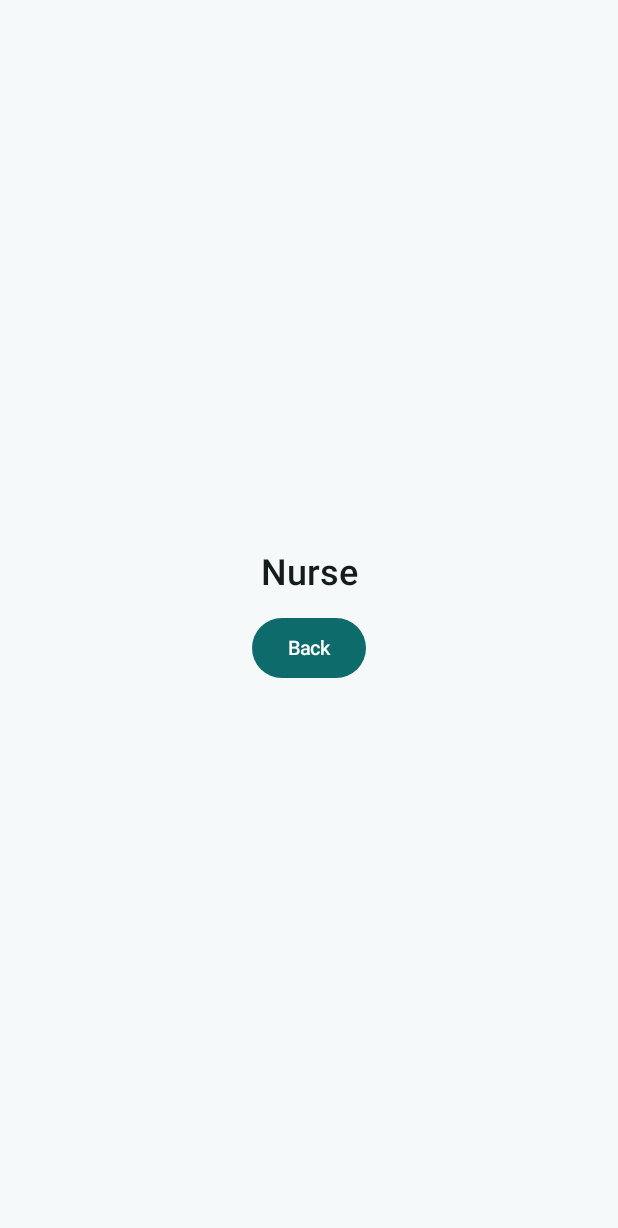
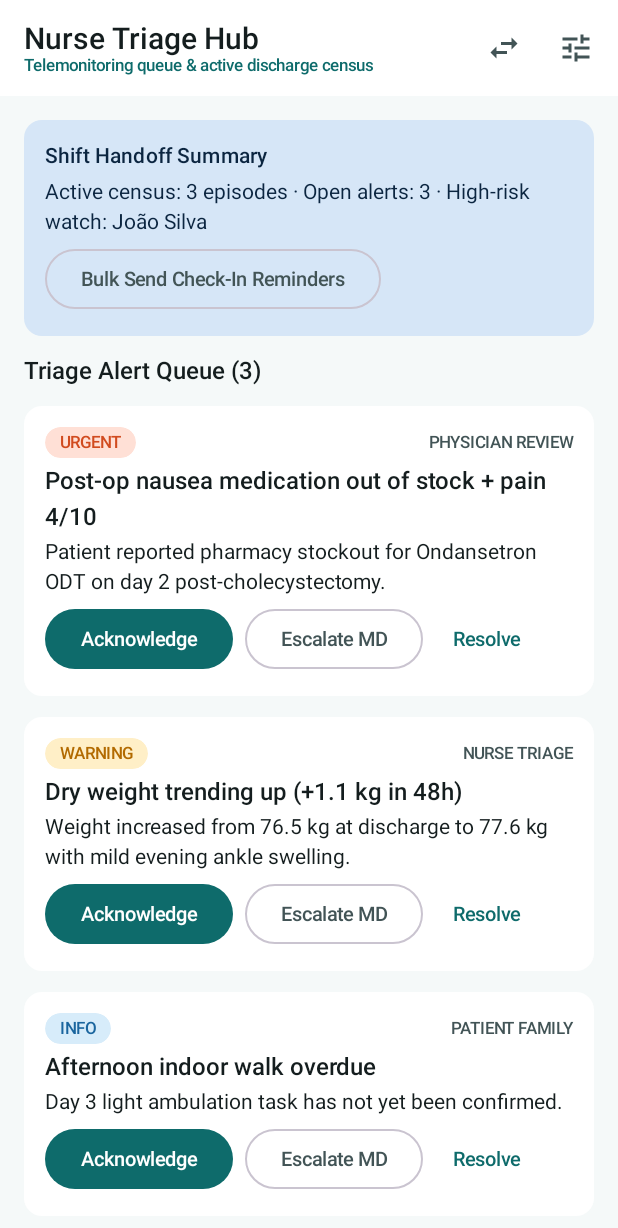
Before and after one commit to gilsonjuniorpro/hospital-discharge-companion, an Android app built with Jetpack Compose: the NurseWorkstationScreen screen opened through its navigation route, on a phone screen of 412 x 824 dp. Shown: the top 1228 px of the screen. Run offline under Robolectric (Android 15) with nearby library versions, the phone set to English and light mode, and no system bars; our stand-ins replace Dagger/Hilt's generated code.

Commit message:
feat: add NurseWorkstationScreen with census filters, triage queue, bulk reminders, and shift handoff

```diff
--- a/app/src/main/java/com/hospitaldischargecompanion/core/navigation/HdcNavHost.kt
+++ b/app/src/main/java/com/hospitaldischargecompanion/core/navigation/HdcNavHost.kt
@@ -23,6 +23,7 @@ import com.hospitaldischargecompanion.feature.alerts.AlertsScreen
 import com.hospitaldischargecompanion.feature.careplan.CarePlanScreen
 import com.hospitaldischargecompanion.feature.family.FamilyHomeScreen
 import com.hospitaldischargecompanion.feature.medications.MedicationScreen
+import com.hospitaldischargecompanion.feature.nurse.NurseWorkstationScreen
 import com.hospitaldischargecompanion.feature.patient.PatientHomeScreen
 import com.hospitaldischargecompanion.feature.profile.ProfileSelectionScreen
 import com.hospitaldischargecompanion.feature.telemonitor.TelemonitoringScreen
@@ -81,7 +82,14 @@ fun HdcNavHost(
             )
         }
         composable<HdcRoute.NurseWorkstation> {
-            RolePlaceholderScreen(stringResource(R.string.role_nurse_title), navigateToProfile)
+            NurseWorkstationScreen(
+                onSwitchRole = navigateToProfile,
+                onOpenDemoControls = { navController.navigate(HdcRoute.DemoControls) },
+                onOpenCarePlan = { epId -> navController.navigate(HdcRoute.CarePlan(epId)) },
+                onOpenMessaging = { epId -> navController.navigate(HdcRoute.Messaging(epId)) },
+                onOpenTelemonitoring = { epId -> navController.navigate(HdcRoute.Telemonitoring(epId)) },
+                onOpenEhrSync = { epId -> navController.navigate(HdcRoute.EhrSync(epId)) }
+            )
         }
         composable<HdcRoute.PhysicianWorkstation> {
             RolePlaceholderScreen(stringResource(R.string.role_physician_title), navigateToProfile)
--- /dev/null
+++ b/app/src/main/java/com/hospitaldischargecompanion/feature/nurse/NurseWorkstationScreen.kt
@@ -0,0 +1,272 @@
+package com.hospitaldischargecompanion.feature.nurse
+
+import androidx.compose.foundation.layout.Arrangement
+import androidx.compose.foundation.layout.Column
+import androidx.compose.foundation.layout.PaddingValues
+import androidx.compose.foundation.layout.Row
+import androidx.compose.foundation.layout.fillMaxSize
+import androidx.compose.foundation.layout.fillMaxWidth
+import androidx.compose.foundation.layout.padding
+import androidx.compose.foundation.lazy.LazyColumn
+import androidx.compose.foundation.lazy.LazyRow
+import androidx.compose.foundation.lazy.items
+import androidx.compose.material.icons.Icons
+import androidx.compose.material.icons.outlined.SwapHoriz
+import androidx.compose.material.icons.outlined.Tune
+import androidx.compose.material3.Button
+import androidx.compose.material3.Card
+import androidx.compose.material3.CardDefaults
+import androidx.compose.material3.ExperimentalMaterial3Api
+import androidx.compose.material3.FilterChip
+import androidx.compose.material3.Icon
+import androidx.compose.material3.IconButton
+import androidx.compose.material3.MaterialTheme
+import androidx.compose.material3.OutlinedButton
+import androidx.compose.material3.Scaffold
+import androidx.compose.material3.Text
+import androidx.compose.material3.TextButton
+import androidx.compose.material3.TopAppBar
+import androidx.compose.runtime.Composable
+import androidx.compose.runtime.getValue
+import androidx.compose.ui.Alignment
+import androidx.compose.ui.Modifier
+import androidx.compose.ui.res.stringResource
+import androidx.compose.ui.text.font.FontWeight
+import androidx.compose.ui.unit.dp
+import androidx.hilt.navigation.compose.hiltViewModel
+import androidx.lifecycle.compose.collectAsStateWithLifecycle
+import com.hospitaldischargecompanion.R
+import com.hospitaldischargecompanion.core.alerts.AlertSeverity
+import com.hospitaldischargecompanion.core.ui.components.EhrSyncStatusChip
+import com.hospitaldischargecompanion.core.ui.components.LoadingStateBox
+import com.hospitaldischargecompanion.core.ui.components.RiskTierBadge
+import com.hospitaldischargecompanion.core.ui.components.SectionHeader
+import com.hospitaldischargecompanion.core.ui.components.StatusPill
+import com.hospitaldischargecompanion.core.ui.theme.HdcColors
+
+@OptIn(ExperimentalMaterial3Api::class)
+@Composable
+fun NurseWorkstationScreen(
+    onSwitchRole: () -> Unit,
+    onOpenDemoControls: () -> Unit,
+    onOpenCarePlan: (String) -> Unit,
+    onOpenMessaging: (String) -> Unit,
+    onOpenTelemonitoring: (String) -> Unit,
+    onOpenEhrSync: (String) -> Unit,
+    viewModel: NurseWorkstationViewModel = hiltViewModel()
+) {
+    val state by viewModel.uiState.collectAsStateWithLifecycle()
+
+    Scaffold(
+        topBar = {
+            TopAppBar(
+                title = {
+                    Column {
+                        Text(text = stringResource(R.string.nurse_workstation_title), style = MaterialTheme.typography.titleLarge)
+                        Text(
+                            text = stringResource(R.string.nurse_workstation_subtitle),
+                            style = MaterialTheme.typography.labelSmall,
+                            color = MaterialTheme.colorScheme.primary
+                        )
+                    }
+                },
+                actions = {
+                    IconButton(onClick = onSwitchRole) {
+                        Icon(
+                            imageVector = Icons.Outlined.SwapHoriz,
+                            contentDescription = stringResource(R.string.action_switch_role)
+                        )
+                    }
+                    IconButton(onClick = onOpenDemoControls) {
+                        Icon(
+                            imageVector = Icons.Outlined.Tune,
+                            contentDescription = stringResource(R.string.action_demo_controls)
+                        )
+                    }
+                }
+            )
+        }
+    ) { innerPadding ->
+        if (state.isLoading) {
+            LoadingStateBox(modifier = Modifier.padding(innerPadding))
+            return@Scaffold
+        }
+
+        LazyColumn(
+            modifier = Modifier
+                .fillMaxSize()
+                .padding(innerPadding),
+            contentPadding = PaddingValues(16.dp),
+            verticalArrangement = Arrangement.spacedBy(14.dp)
+        ) {
+            state.feedbackBanner?.let { banner ->
+                item {
+                    Card(colors = CardDefaults.cardColors(containerColor = HdcColors.StatusSuccessContainer)) {
+                        Text(
+                            text = banner,
+                            style = MaterialTheme.typography.bodyMedium,
+                            color = HdcColors.StatusSuccess,
+                            modifier = Modifier.padding(14.dp)
+                        )
+                    }
+                }
+            }
+
+            item {
+                Card(colors = CardDefaults.cardColors(containerColor = MaterialTheme.colorScheme.secondaryContainer)) {
+                    Column(
+                        modifier = Modifier
+                            .fillMaxWidth()
+                            .padding(14.dp),
+                        verticalArrangement = Arrangement.spacedBy(6.dp)
+                    ) {
+                        Text(
+                            text = stringResource(R.string.nurse_handoff_title),
+                            style = MaterialTheme.typography.titleSmall,
+                            fontWeight = FontWeight.SemiBold
+                        )
+                        Text(text = state.shiftHandoffSummary, style = MaterialTheme.typography.bodyMedium)
+                        OutlinedButton(onClick = { viewModel.bulkSendReminders() }) {
+                            Text(text = stringResource(R.string.nurse_bulk_remind))
+                        }
+                    }
+                }
+            }
+
+            item {
+                SectionHeader(title = stringResource(R.string.nurse_triage_queue_title, state.triageQueue.size))
+            }
+
+            items(state.triageQueue, key = { it.id }) { alert ->
+                val (bg, fg) = when (alert.severity) {
+                    AlertSeverity.CRITICAL -> HdcColors.StatusCriticalContainer to HdcColors.StatusCritical
+                    AlertSeverity.URGENT -> HdcColors.StatusUrgentContainer to HdcColors.StatusUrgent
+                    AlertSeverity.WARNING -> HdcColors.StatusWarningContainer to HdcColors.StatusWarning
+                    AlertSeverity.INFO -> HdcColors.StatusInfoContainer to HdcColors.StatusInfo
+                }
+                Card(colors = CardDefaults.cardColors(containerColor = MaterialTheme.colorScheme.surface)) {
+                    Column(
+                        modifier = Modifier
+                            .fillMaxWidth()
+                            .padding(14.dp),
+                        verticalArrangement = Arrangement.spacedBy(6.dp)
+                    ) {
+                        Row(
+                            modifier = Modifier.fillMaxWidth(),
+                            horizontalArrangement = Arrangement.SpaceBetween,
+                            verticalAlignment = Alignment.CenterVertically
+                        ) {
+                            StatusPill(label = alert.severity.name, containerColor = bg, contentColor = fg)
+                            Text(
+                                text = alert.escalationStage.name.replace('_', ' '),
+                                style = MaterialTheme.typography.labelSmall,
+                                color = MaterialTheme.colorScheme.onSurfaceVariant
+                            )
+                        }
+                        Text(text = alert.title, style = MaterialTheme.typography.titleMedium)
+                        Text(text = alert.summary, style = MaterialTheme.typography.bodyMedium)
+                        Row(horizontalArrangement = Arrangement.spacedBy(8.dp)) {
+                            Button(onClick = { viewModel.acknowledgeAlert(alert.id) }) {
+                                Text(text = stringResource(R.string.action_acknowledge))
+                            }
+                            OutlinedButton(onClick = { viewModel.escalateToPhysician(alert.id) }) {
+                                Text(text = stringResource(R.string.nurse_escalate_md))
+                            }
+                            TextButton(onClick = { viewModel.resolveAlert(alert.id) }) {
+                                Text(text = stringResource(R.string.action_resolve))
+                            }
+                        }
+                    }
+                }
+            }
+
+            item {
+                SectionHeader(title = stringResource(R.string.nurse_census_title))
+                LazyRow(horizontalArrangement = Arrangement.spacedBy(8.dp)) {
+                    val chips = listOf(
+                        NurseCensusFilter.ALL to R.string.filter_all,
+                        NurseCensusFilter.HIGH_RISK to R.string.filter_high_risk,
+                        NurseCensusFilter.OVERDUE_TASKS to R.string.filter_overdue,
+                        NurseCensusFilter.OPEN_ALERTS to R.string.filter_open_alerts
+                    )
+                    items(chips) { (filter, labelRes) ->
+                        FilterChip(
+                            selected = state.filter == filter,
+                            onClick = { viewModel.setFilter(filter) },
+                            label = { Text(text = stringResource(labelRes)) }
+                        )
+                    }
+                }
+            }
+
+            items(state.census, key = { it.episode.id }) { item ->
+                val ep = item.episode
+                Card(colors = CardDefaults.cardColors(containerColor = MaterialTheme.colorScheme.surface)) {
+                    Column(
+                        modifier = Modifier
+                            .fillMaxWidth()
+                            .padding(14.dp),
+                        verticalArrangement = Arrangement.spacedBy(6.dp)
+                    ) {
+                        Row(
+                            modifier = Modifier.fillMaxWidth(),
+                            horizontalArrangement = Arrangement.SpaceBetween,
+                            verticalAlignment = Alignment.CenterVertically
+                        ) {
+                            Text(text = "${ep.patientName} (${ep.patientAge})", style = MaterialTheme.typography.titleMedium)
+                            RiskTierBadge(riskTier = ep.riskTier)
+                        }
+                        Text(text = ep.diagnosisTitle, style = MaterialTheme.typography.bodyMedium)
+                        Row(
+                            modifier = Modifier.fillMaxWidth(),
+                            horizontalArrangement = Arrangement.SpaceBetween,
+                            verticalAlignment = Alignment.CenterVertically
+                        ) {
+                            Text(
+                                text = stringResource(
+                                    R.string.nurse_census_metrics,
+                                    item.adherencePercent,
+                                    item.openAlertsCount,
+                                    item.overdueTasksCount
+                                ),
+                                style = MaterialTheme.typography.labelSmall,
+                                color = MaterialTheme.colorScheme.primary
+                            )
+                            EhrSyncStatusChip(status = ep.ehrSyncStatus, onClick = { onOpenEhrSync(ep.id) })
+                        }
+                        item.latestCheckIn?.let { v ->
+                            Text(
+                                text = stringResource(
+                                    R.string.latest_vitals_line,
+                                    v.systolicMmHg,
+                                    v.diastolicMmHg,
+                                    v.heartRateBpm,
+                                    v.spo2Percent,
+                                    v.weightKg
+                                ),
+                                style = MaterialTheme.typography.bodySmall,
+                                color = MaterialTheme.colorScheme.onSurfaceVariant
+                            )
+                        }
+                        Row(horizontalArrangement = Arrangement.spacedBy(8.dp)) {
+                            Button(onClick = { viewModel.requestRecheckAndDocumentNote(ep.id, ep.patientName) }) {
+                                Text(text = stringResource(R.string.nurse_request_recheck_note))
+                            }
+                            OutlinedButton(onClick = { onOpenCarePlan(ep.id) }) {
+                                Text(text = stringResource(R.string.nav_care_plan))
+                            }
+                        }
+                        Row(horizontalArrangement = Arrangement.spacedBy(8.dp)) {
+                            TextButton(onClick = { onOpenTelemonitoring(ep.id) }) {
+                                Text(text = stringResource(R.string.nav_telemonitoring))
+                            }
+                            TextButton(onClick = { onOpenMessaging(ep.id) }) {
+                                Text(text = stringResource(R.string.nav_messaging))
+                            }
+                        }
+                    }
+                }
+            }
+        }
+    }
+}
--- /dev/null
+++ b/app/src/main/java/com/hospitaldischargecompanion/feature/nurse/NurseWorkstationViewModel.kt
@@ -0,0 +1,171 @@
+package com.hospitaldischargecompanion.feature.nurse
+
+import androidx.lifecycle.ViewModel
+import androidx.lifecycle.viewModelScope
+import com.hospitaldischargecompanion.core.alerts.AlertRepository
+import com.hospitaldischargecompanion.core.alerts.ClinicalAlert
+import com.hospitaldischargecompanion.core.demo.UserRole
+import com.hospitaldischargecompanion.core.discharge.CarePlanRepository
+import com.hospitaldischargecompanion.core.discharge.CarePlanTaskStatus
+import com.hospitaldischargecompanion.core.discharge.DischargeEpisode
+import com.hospitaldischargecompanion.core.discharge.DischargeEpisodeRepository
+import com.hospitaldischargecompanion.core.discharge.RiskTier
+import com.hospitaldischargecompanion.core.medication.DoseActionType
+import com.hospitaldischargecompanion.core.medication.MedicationChangeStatus
+import com.hospitaldischargecompanion.core.medication.MedicationRepository
+import com.hospitaldischargecompanion.core.messaging.MessagingRepository
+import com.hospitaldischargecompanion.core.notifications.NotificationCategory
+import com.hospitaldischargecompanion.core.notifications.NotificationCenterRepository
+import com.hospitaldischargecompanion.core.telemonitor.TelemonitoringRepository
+import com.hospitaldischargecompanion.core.telemonitor.VitalCheckIn
+import dagger.hilt.android.lifecycle.HiltViewModel
+import kotlinx.coroutines.flow.MutableStateFlow
+import kotlinx.coroutines.flow.SharingStarted
+import kotlinx.coroutines.flow.StateFlow
+import kotlinx.coroutines.flow.combine
+import kotlinx.coroutines.flow.stateIn
+import kotlinx.coroutines.launch
+import javax.inject.Inject
+
+enum class NurseCensusFilter {
+    ALL,
+    HIGH_RISK,
+    OVERDUE_TASKS,
+    OPEN_ALERTS
+}
+
+data class NurseEpisodeSummary(
+    val episode: DischargeEpisode,
+    val openAlertsCount: Int,
+    val overdueTasksCount: Int,
+    val adherencePercent: Int,
+    val latestCheckIn: VitalCheckIn?
+)
+
+data class NurseWorkstationUiState(
+    val filter: NurseCensusFilter = NurseCensusFilter.ALL,
+    val census: List<NurseEpisodeSummary> = emptyList(),
+    val triageQueue: List<ClinicalAlert> = emptyList(),
+    val shiftHandoffSummary: String = "",
+    val feedbackBanner: String? = null,
+    val isLoading: Boolean = true
+)
+
+@HiltViewModel
+class NurseWorkstationViewModel @Inject constructor(
+    episodeRepository: DischargeEpisodeRepository,
+    carePlanRepository: CarePlanRepository,
+    medicationRepository: MedicationRepository,
+    telemonitoringRepository: TelemonitoringRepository,
+    private val alertRepository: AlertRepository,
+    private val messagingRepository: MessagingRepository,
+    private val notificationRepository: NotificationCenterRepository
+) : ViewModel() {
+
+    private val _filter = MutableStateFlow(NurseCensusFilter.ALL)
+    private val _banner = MutableStateFlow<String?>(null)
+
+    val uiState: StateFlow<NurseWorkstationUiState> = combine(
+        episodeRepository.observeAllEpisodes(),
+        carePlanRepository.observeAllTasks(),
+        medicationRepository.observeAllMedications(),
+        telemonitoringRepository.observeAllCheckIns(),
+        combine(alertRepository.observeNurseTriageQueue(), _filter, _banner) { q, f, b -> Triple(q, f, b) }
+    ) { episodes, tasks, meds, checkIns, (queue, filter, banner) ->
+        val summaries = episodes.map { ep ->
+            val epTasks = tasks.filter { it.episodeId == ep.id }
+            val epMeds = meds.filter { it.episodeId == ep.id && it.changeStatus != MedicationChangeStatus.STOPPED }
+            val taken = epMeds.count { it.todayDoseStatus == DoseActionType.TAKEN }
+            val adh = if (epMeds.isEmpty()) 100 else (taken * 100) / epMeds.size
+            NurseEpisodeSummary(
+                episode = ep,
+                openAlertsCount = queue.count { it.episodeId == ep.id },
+                overdueTasksCount = epTasks.count { it.status == CarePlanTaskStatus.OVERDUE },
+                adherencePercent = adh,
+                latestCheckIn = checkIns.filter { it.episodeId == ep.id }.maxByOrNull { it.dayNumber }
+            )
+        }
+        val filtered = when (filter) {
+            NurseCensusFilter.ALL -> summaries
+            NurseCensusFilter.HIGH_RISK -> summaries.filter { it.episode.riskTier == RiskTier.HIGH }
+            NurseCensusFilter.OVERDUE_TASKS -> summaries.filter { it.overdueTasksCount > 0 }
+            NurseCensusFilter.OPEN_ALERTS -> summaries.filter { it.openAlertsCount > 0 }
+        }
+        val handoff = "Active census: ${episodes.size} episodes · Open alerts: ${queue.size} · High-risk watch: ${
+            episodes.filter { it.riskTier == RiskTier.HIGH }.joinToString { it.patientName }
+        }"
+        NurseWorkstationUiState(
+            filter = filter,
+            census = filtered,
+            triageQueue = queue,
+            shiftHandoffSummary = handoff,
+            feedbackBanner = banner,
+            isLoading = false
+        )
+    }.stateIn(
+        scope = viewModelScope,
+        started = SharingStarted.WhileSubscribed(5_000),
+        initialValue = NurseWorkstationUiState()
+    )
+
+    fun setFilter(filter: NurseCensusFilter) {
+        _filter.value = filter
+    }
+
+    fun acknowledgeAlert(alertId: String) {
+        viewModelScope.launch {
+            alertRepository.acknowledge(alertId, "RN Clara Mendes", UserRole.NURSE)
+            _banner.value = "Alert acknowledged in nurse triage queue."
+        }
+    }
+
+    fun escalateToPhysician(alertId: String) {
+        viewModelScope.launch {
+            alertRepository.escalate(alertId, "RN Clara Mendes", UserRole.NURSE, "NURSE_ESCALATION_TO_MD")
+            _banner.value = "Escalated alert to Physician review queue."
+        }
+    }
+
+    fun resolveAlert(alertId: String) {
+        viewModelScope.launch {
+            alertRepository.resolve(alertId, "RN Clara Mendes", UserRole.NURSE, "Triaged and resolved with patient callback")
+            _banner.value = "Alert resolved and recorded in audit trail."
+        }
+    }
+
+    fun requestRecheckAndDocumentNote(episodeId: String, patientName: String) {
+        viewModelScope.launch {
+            messagingRepository.sendMessage(
+                episodeId = episodeId,
+                senderName = "RN Clara Mendes",
+                senderRole = UserRole.NURSE,
+                body = "Clinical Note: Requested repeat seated BP & weight check for $patientName; reinforced low-sodium and red-flag instructions.",
+                isClinicalNote = true
+            )
+            notificationRepository.pushLocalReminder(
+                episodeId = episodeId,
+                category = NotificationCategory.CHECKIN_DUE,
+                title = "Nurse requested vitals recheck",
+                message = "Please repeat BP and dry weight for $patientName.",
+                deepLinkUri = "hdc://episode/$episodeId"
+            )
+            _banner.value = "Sent recheck reminder and saved nursing clinical note for $patientName."
+        }
+    }
+
+    fun bulkSendReminders() {
+        val visible = uiState.value.census
+        viewModelScope.launch {
+            visible.forEach { summary ->
+                notificationRepository.pushLocalReminder(
+                    episodeId = summary.episode.id,
+                    category = NotificationCategory.MEDICATION_DUE,
+                    title = "Care team check-in reminder",
+                    message = "Please confirm today's medications and vitals for ${summary.episode.patientName}.",
+                    deepLinkUri = "hdc://episode/${summary.episode.id}"
+                )
+            }
+            _banner.value = "Bulk check-in reminders sent to ${visible.size} active discharge episode(s)."
+        }
+    }
+}
--- a/app/src/main/res/values/strings.xml
+++ b/app/src/main/res/values/strings.xml
@@ -149,4 +149,18 @@
     <string name="action_view_all">View All</string>
     <string name="action_confirm">Confirm</string>
     <string name="action_revoke">Revoke</string>
+
+    <string name="nurse_workstation_title">Nurse Triage Hub</string>
+    <string name="nurse_workstation_subtitle">Telemonitoring queue &amp; active discharge census</string>
+    <string name="nurse_handoff_title">Shift Handoff Summary</string>
+    <string name="nurse_bulk_remind">Bulk Send Check-In Reminders</string>
+    <string name="nurse_triage_queue_title">Triage Alert Queue (%1$d)</string>
+    <string name="nurse_escalate_md">Escalate MD</string>
+    <string name="nurse_census_title">Active Discharge Census</string>
+    <string name="nurse_census_metrics">Adherence %1$d%% · %2$d alert(s) · %3$d overdue</string>
+    <string name="nurse_request_recheck_note">Recheck + Note</string>
+    <string name="filter_all">All</string>
+    <string name="filter_high_risk">High Risk</string>
+    <string name="filter_overdue">Overdue</string>
+    <string name="filter_open_alerts">Open Alerts</string>
 </resources>
```
